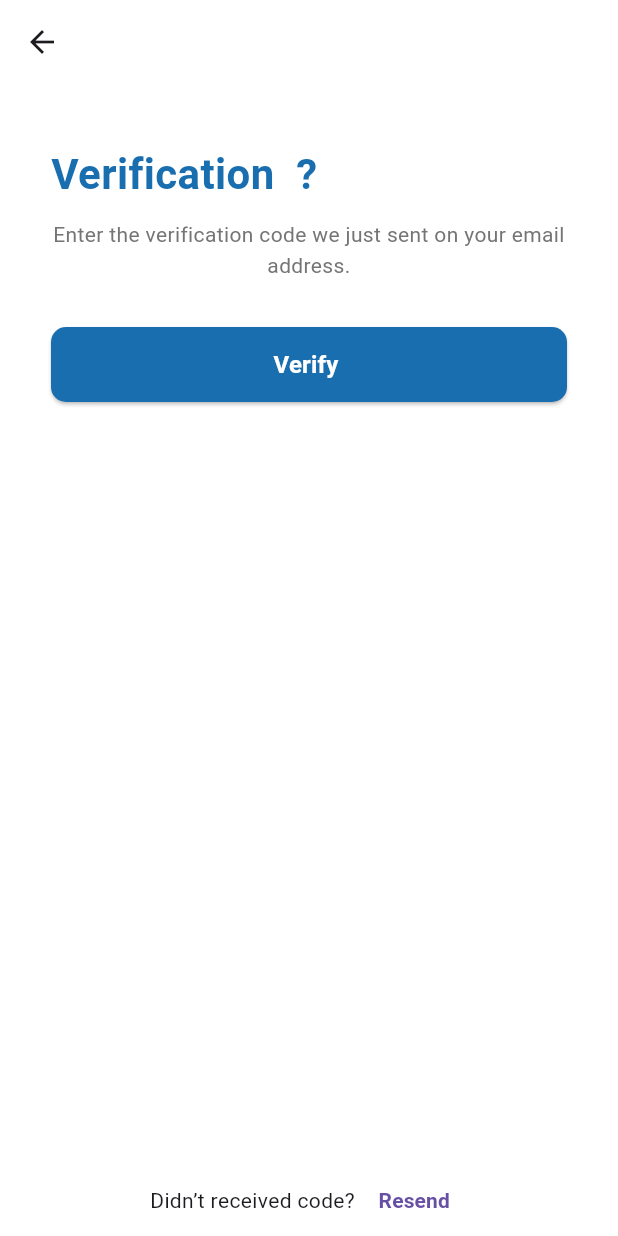
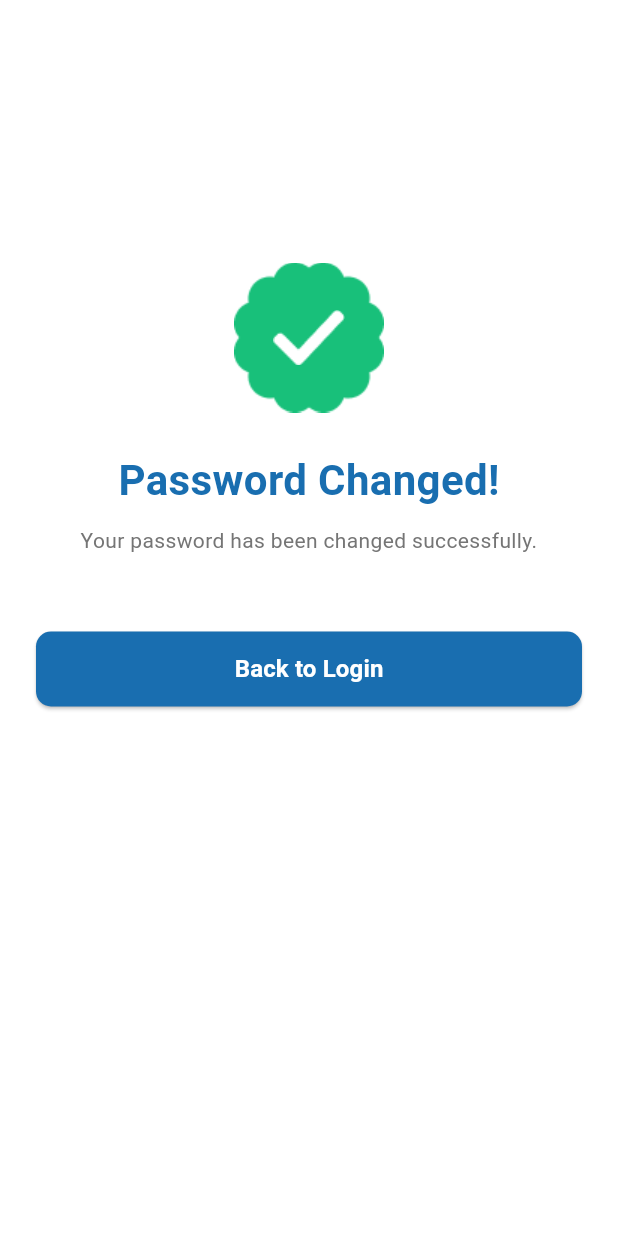
Before and after one commit to Adeel-Arif1/Med_sync, a Flutter app: the screen it shows after launch, on a phone screen of 412 x 824 dp. Run offline on Flutter 3.47's test engine with Material 3 defaults, Android fonts, the phone set to English and light mode, and no system bars; our stand-ins replace flutter_otp_text_field.

Commit message:
Auth screens Added

```diff
--- a/lib/main.dart
+++ b/lib/main.dart
@@ -1,7 +1,9 @@
 import 'package:flutter/material.dart';
-import 'package:med_sync/presentation/screens/forgot_password.dart';
-import 'package:med_sync/presentation/screens/verification_screen.dart';
-import 'package:med_sync/presentation/screens/welcome_screen.dart';
+import 'package:med_sync/presentation/screens/auth/forgot_password.dart';
+import 'package:med_sync/presentation/screens/auth/new_password_screen.dart';
+import 'package:med_sync/presentation/screens/auth/password_changed_screen.dart';
+import 'package:med_sync/presentation/screens/auth/verification_screen.dart';
+import 'package:med_sync/presentation/screens/auth/welcome_screen.dart';
 
 void main() {
   runApp(const MainApp());
@@ -14,7 +16,7 @@ class MainApp extends StatelessWidget {
   Widget build(BuildContext context) {
     return const MaterialApp(
       debugShowCheckedModeBanner: false,
-      home: VerificationScreen(),
+      home: PasswordChangedScreen(),
     );
   }
 }
--- a/lib/presentation/screens/login_screen.dart
+++ b/lib/presentation/screens/auth/login_screen.dart
@@ -1,6 +1,6 @@
 import 'package:flutter/material.dart';
 import 'package:med_sync/core/constants/app_colors.dart';
-import 'package:med_sync/presentation/screens/register_screen.dart';
+import 'package:med_sync/presentation/screens/auth/register_screen.dart';
 import 'package:med_sync/presentation/widgets/custom_buttons.dart';
 
 class LoginScreen extends StatelessWidget {
--- /dev/null
+++ b/lib/presentation/screens/auth/password_changed_screen.dart
@@ -0,0 +1,55 @@
+import 'package:flutter/material.dart';
+import 'package:med_sync/presentation/widgets/custom_buttons.dart';
+import 'package:med_sync/presentation/widgets/custom_text.dart';
+
+class PasswordChangedScreen extends StatelessWidget {
+  const PasswordChangedScreen({super.key});
+
+  @override
+  Widget build(BuildContext context) {
+    return Scaffold(
+      backgroundColor: Colors.white,
+      body: SafeArea(
+        child: Padding(
+          padding: const EdgeInsets.symmetric(horizontal: 24.0),
+          child: Column(
+            children: [  const SizedBox(height: 150),
+              Center(
+                child: Stack(
+                  alignment: Alignment.center,
+                  children: [
+                    Image.asset(
+                      'assets/images/done.png',
+                      width: 150,
+                      height: 150,
+                    ),
+                    Image.asset(
+                      'assets/images/tick.png', // 🔁 Replace with your second image
+                      width: 80,
+                      height: 80,
+                    ),
+                  ],
+                ),
+              ),
+              PrimaryHeading('Password Changed!'),
+
+                const SizedBox(height: 10),
+
+                SecondaryHeading('Your password has been changed successfully.'),
+
+                const SizedBox(height: 50),
+
+              PrimaryButton(
+                  text: 'Back to Login',
+                  onPressed: () {
+                    // Add login logic
+                  },
+                ),
+
+            ],
+          ),
+        ),
+      ),
+    );
+  }
+}
--- a/lib/presentation/screens/register_screen.dart
+++ b/lib/presentation/screens/auth/register_screen.dart
@@ -1,7 +1,7 @@
 import 'package:flutter/material.dart';
 import 'package:flutter/services.dart';
-import 'package:med_sync/presentation/screens/google_signin.dart';
-import 'package:med_sync/presentation/screens/login_screen.dart';
+import 'package:med_sync/presentation/screens/auth/google_signin.dart';
+import 'package:med_sync/presentation/screens/auth/login_screen.dart';
 import 'package:med_sync/presentation/widgets/custom_appbar.dart';
 import 'package:med_sync/presentation/widgets/custom_buttons.dart';
 import 'package:med_sync/presentation/widgets/custom_text.dart';
--- a/lib/presentation/screens/welcome_screen.dart
+++ b/lib/presentation/screens/auth/welcome_screen.dart
@@ -1,6 +1,6 @@
 import 'package:flutter/material.dart';
 import 'package:med_sync/core/constants/app_colors.dart';
-import 'package:med_sync/presentation/screens/login_screen.dart';
+import 'package:med_sync/presentation/screens/auth/login_screen.dart';
 import 'package:med_sync/presentation/widgets/custom_buttons.dart';
 
 class WelcomeScreen extends StatelessWidget {
--- a/lib/presentation/widgets/auth_prompt.dart
+++ b/lib/presentation/widgets/auth_prompt.dart
@@ -1,5 +1,5 @@
 import 'package:flutter/material.dart';
-import 'package:med_sync/presentation/screens/login_screen.dart'; // or wherever your screen is
+import 'package:med_sync/presentation/screens/auth/login_screen.dart'; // or wherever your screen is
 
 class AuthPrompt extends StatelessWidget {
   const AuthPrompt({super.key});
--- a/pubspec.yaml
+++ b/pubspec.yaml
@@ -9,6 +9,7 @@ environment:
 dependencies:
   flutter:
     sdk: flutter
+  flutter_otp_text_field: ^1.5.1+1
 
 dev_dependencies:
   flutter_test:
```
Also changed, not shown: lib/presentation/screens/auth/new_password_screen.dart (added, +46 -0 lines), lib/presentation/screens/auth/verification_screen.dart (renamed from lib/presentation/screens/verification_screen.dart, +16 -3 lines), assets/images/done.png (added), assets/images/tick.png (added), lib/presentation/screens/auth/forgot_password.dart (renamed from lib/presentation/screens/forgot_password.dart), lib/presentation/screens/auth/google_signin.dart (renamed from lib/presentation/screens/google_signin.dart), pubspec.lock.
